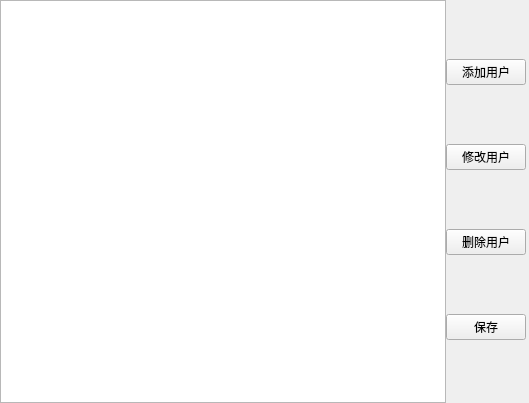
Above: CDSignInSystem/userwnd.ui from ClearDewy/CDSignInSystem before the change. Below: the same form after it.
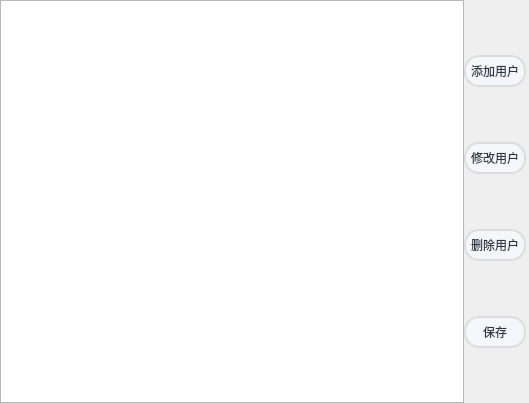
That is the form after the change.

Commit message: push1—牟红坤

What changed in the file:
```diff
--- a/CDSignInSystem/userwnd.ui
+++ b/CDSignInSystem/userwnd.ui
@@ -47,7 +47,40 @@
      <item>
       <widget class="QPushButton" name="addButton">
        <property name="styleSheet">
-        <string notr="true">border-right:3px solid rgb(240, 240, 240);</string>
+        <string notr="true">
+/**正常情况下样式**/
+QPushButton{
+	font: 10pt &quot;微软雅黑&quot;;
+    color: #2f3640;
+    background-color: #f5f6fa;
+    border-color: #DDDDDD;
+    border-radius: 15px;
+    border-style: solid;
+    border-width: 2px;
+    padding: 5px;
+}
+
+/**鼠标停留在按钮上的样式**/
+QPushButton::hover{	
+    color: #DDDDDD;
+    background-color: #e5f7ff;
+    border-color: #DDDDDD;
+}
+
+/**鼠标按压下去的样式**/
+QPushButton::pressed,QPushButton::checked{
+    color: #AAAAAA;
+    background-color: #e5f7ff;
+    border-color: #AAAAAA; 
+}
+
+/**按钮失能情况下样式**/
+QPushButton::disabled{
+    color: #FFFFFF;
+    background-color: #dcdde1;
+    border-color: #dcdde1;
+}
+</string>
        </property>
        <property name="text">
         <string>添加用户</string>
@@ -57,7 +90,40 @@
      <item>
       <widget class="QPushButton" name="updateUserButton">
        <property name="styleSheet">
-        <string notr="true">border-right:3px solid rgb(240, 240, 240);</string>
+        <string notr="true">
+/**正常情况下样式**/
+QPushButton{
+	font: 10pt &quot;微软雅黑&quot;;
+    color: #2f3640;
+    background-color: #f5f6fa;
+    border-color: #DDDDDD;
+    border-radius: 15px;
+    border-style: solid;
+    border-width: 2px;
+    padding: 5px;
+}
+
+/**鼠标停留在按钮上的样式**/
+QPushButton::hover{	
+    color: #DDDDDD;
+    background-color: #e5f7ff;
+    border-color: #DDDDDD;
+}
+
+/**鼠标按压下去的样式**/
+QPushButton::pressed,QPushButton::checked{
+    color: #AAAAAA;
+    background-color: #e5f7ff;
+    border-color: #AAAAAA; 
+}
+
+/**按钮失能情况下样式**/
+QPushButton::disabled{
+    color: #FFFFFF;
+    background-color: #dcdde1;
+    border-color: #dcdde1;
+}
+</string>
        </property>
        <property name="text">
         <string>修改用户</string>
@@ -67,7 +133,39 @@
      <item>
       <widget class="QPushButton" name="deleteUserButton">
        <property name="styleSheet">
-        <string notr="true">border-right:3px solid rgb(240, 240, 240);</string>
+        <string notr="true">/**正常情况下样式**/
+QPushButton{
+	font: 10pt &quot;微软雅黑&quot;;
+    color: #2f3640;
+    background-color: #f5f6fa;
+    border-color: #DDDDDD;
+    border-radius: 15px;
+    border-style: solid;
+    border-width: 2px;
+    padding: 5px;
+}
+
+/**鼠标停留在按钮上的样式**/
+QPushButton::hover{	
+    color: #DDDDDD;
+    background-color: #e5f7ff;
+    border-color: #DDDDDD;
+}
+
+/**鼠标按压下去的样式**/
+QPushButton::pressed,QPushButton::checked{
+    color: #AAAAAA;
+    background-color: #e5f7ff;
+    border-color: #AAAAAA; 
+}
+
+/**按钮失能情况下样式**/
+QPushButton::disabled{
+    color: #FFFFFF;
+    background-color: #dcdde1;
+    border-color: #dcdde1;
+}
+</string>
        </property>
        <property name="text">
         <string>删除用户</string>
@@ -77,7 +175,39 @@
      <item>
       <widget class="QPushButton" name="saveButton">
        <property name="styleSheet">
-        <string notr="true">border-right:3px solid rgb(240, 240, 240);</string>
+        <string notr="true">/**正常情况下样式**/
+QPushButton{
+	font: 10pt &quot;微软雅黑&quot;;
+    color: #2f3640;
+    background-color: #f5f6fa;
+    border-color: #DDDDDD;
+    border-radius: 15px;
+    border-style: solid;
+    border-width: 2px;
+    padding: 5px;
+}
+
+/**鼠标停留在按钮上的样式**/
+QPushButton::hover{	
+    color: #DDDDDD;
+    background-color: #e5f7ff;
+    border-color: #DDDDDD;
+}
+
+/**鼠标按压下去的样式**/
+QPushButton::pressed,QPushButton::checked{
+    color: #AAAAAA;
+    background-color: #e5f7ff;
+    border-color: #AAAAAA; 
+}
+
+/**按钮失能情况下样式**/
+QPushButton::disabled{
+    color: #FFFFFF;
+    background-color: #dcdde1;
+    border-color: #dcdde1;
+}
+</string>
        </property>
        <property name="text">
         <string>保存</string>
```
The commit also changes 5 other files.
